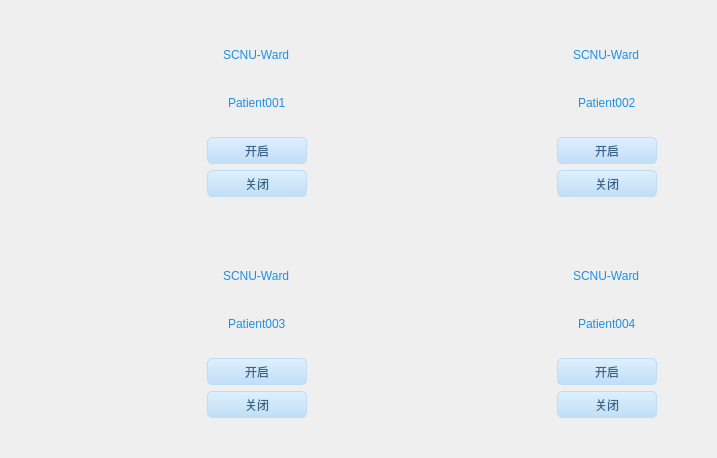
Before: the Qt Designer form maincontent/controlwidget/tablecontrol/tablewidget.ui in Stefan-China/SCNU-NuresManager, drawn with Qt 5.
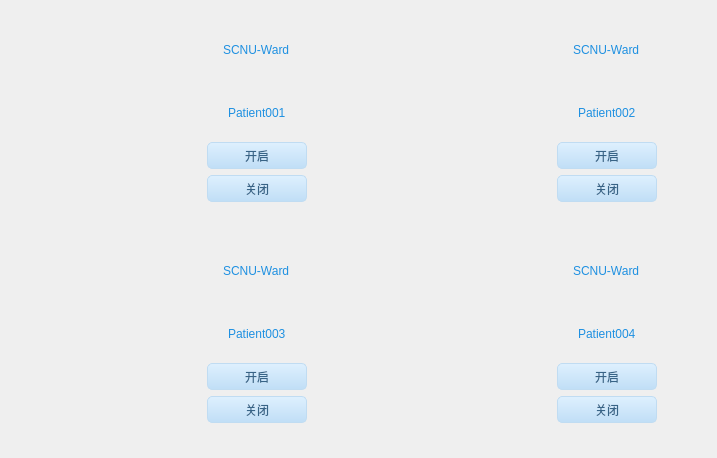
After: the same form once the commit is applied. Icons and pictures are not drawn.

Diff of the .ui file:
```diff
--- a/maincontent/controlwidget/tablecontrol/tablewidget.ui
+++ b/maincontent/controlwidget/tablecontrol/tablewidget.ui
@@ -41,8 +41,8 @@
       </item>
       <item row="0" column="3">
        <layout class="QGridLayout" name="gridLayout_8">
-        <item row="0" column="0">
-         <spacer name="verticalSpacer_13">
+        <item row="5" column="0">
+         <spacer name="verticalSpacer_3">
           <property name="orientation">
            <enum>Qt::Vertical</enum>
           </property>
@@ -54,38 +54,7 @@
           </property>
          </spacer>
         </item>
-        <item row="1" column="0" alignment="Qt::AlignHCenter">
-         <widget class="QLabel" name="label_7">
-          <property name="minimumSize">
-           <size>
-            <width>0</width>
-            <height>30</height>
-           </size>
-          </property>
-          <property name="styleSheet">
-           <string notr="true">
-font: 14pt &quot;Times New Roman&quot;;
-color: rgb(30, 144, 225);</string>
-          </property>
-          <property name="text">
-           <string>SCNU-Ward</string>
-          </property>
-         </widget>
-        </item>
         <item row="7" column="0">
-         <spacer name="verticalSpacer_15">
-          <property name="orientation">
-           <enum>Qt::Vertical</enum>
-          </property>
-          <property name="sizeHint" stdset="0">
-           <size>
-            <width>20</width>
-            <height>40</height>
-           </size>
-          </property>
-         </spacer>
-        </item>
-        <item row="6" column="0">
          <widget class="QPushButton" name="LightSwitch_3">
           <property name="sizePolicy">
            <sizepolicy hsizetype="Preferred" vsizetype="Preferred">
@@ -142,7 +111,7 @@
           </property>
          </spacer>
         </item>
-        <item row="3" column="0" alignment="Qt::AlignHCenter">
+        <item row="4" column="0" alignment="Qt::AlignHCenter">
          <widget class="QLabel" name="label_8">
           <property name="minimumSize">
            <size>
@@ -159,8 +128,8 @@
           </property>
          </widget>
         </item>
-        <item row="4" column="0">
-         <spacer name="verticalSpacer_3">
+        <item row="8" column="0">
+         <spacer name="verticalSpacer_15">
           <property name="orientation">
            <enum>Qt::Vertical</enum>
           </property>
@@ -172,7 +141,7 @@
           </property>
          </spacer>
         </item>
-        <item row="5" column="0">
+        <item row="6" column="0">
          <widget class="QPushButton" name="pushButton">
           <property name="styleSheet">
            <string notr="true">QPushButton,.QToolButton{
@@ -198,6 +167,44 @@
           </property>
          </widget>
         </item>
+        <item row="1" column="0" alignment="Qt::AlignHCenter">
+         <widget class="QLabel" name="label_7">
+          <property name="minimumSize">
+           <size>
+            <width>0</width>
+            <height>30</height>
+           </size>
+          </property>
+          <property name="styleSheet">
+           <string notr="true">
+font: 14pt &quot;Times New Roman&quot;;
+color: rgb(30, 144, 225);</string>
+          </property>
+          <property name="text">
+           <string>SCNU-Ward</string>
+          </property>
+         </widget>
+        </item>
+        <item row="0" column="0">
+         <spacer name="verticalSpacer_13">
+          <property name="orientation">
+           <enum>Qt::Vertical</enum>
+          </property>
+          <property name="sizeHint" stdset="0">
+           <size>
+            <width>20</width>
+            <height>40</height>
+           </size>
+          </property>
+         </spacer>
+        </item>
+        <item row="3" column="0">
+         <widget class="QLabel" name="battery_3">
+          <property name="text">
+           <string/>
+          </property>
+         </widget>
+        </item>
        </layout>
       </item>
       <item row="0" column="0">
@@ -234,7 +241,7 @@
          <string/>
         </property>
         <property name="pixmap">
-         <pixmap resource="../../../res.qrc">:/res/res/image/transfuse/transfuse_full.png</pixmap>
+         <pixmap resource="../../../res.qrc">:/res/res/image/transfuse/no_connect.png</pixmap>
         </property>
         <property name="scaledContents">
          <bool>true</bool>
@@ -287,7 +294,7 @@
          <string/>
         </property>
         <property name="pixmap">
-         <pixmap resource="../../../res.qrc">:/res/res/image/transfuse/transfuse_full.png</pixmap>
+         <pixmap resource="../../../res.qrc">:/res/res/image/transfuse/no_connect.png</pixmap>
         </property>
         <property name="scaledContents">
          <bool>true</bool>
@@ -296,19 +303,6 @@
       </item>
       <item row="0" column="3">
        <layout class="QGridLayout" name="gridLayout_9">
-        <item row="2" column="0">
-         <spacer name="verticalSpacer_17">
-          <property name="orientation">
-           <enum>Qt::Vertical</enum>
-          </property>
-          <property name="sizeHint" stdset="0">
-           <size>
-            <width>20</width>
-            <height>40</height>
-           </size>
-          </property>
-         </spacer>
-        </item>
         <item row="1" column="0" alignment="Qt::AlignHCenter">
          <widget class="QLabel" name="label_9">
           <property name="minimumSize">
@@ -326,8 +320,8 @@
           </property>
          </widget>
         </item>
-        <item row="0" column="0">
-         <spacer name="verticalSpacer_16">
+        <item row="2" column="0">
+         <spacer name="verticalSpacer_17">
           <property name="orientation">
            <enum>Qt::Vertical</enum>
           </property>
@@ -339,77 +333,7 @@
           </property>
          </spacer>
         </item>
-        <item row="7" column="0">
-         <spacer name="verticalSpacer_18">
-          <property name="orientation">
-           <enum>Qt::Vertical</enum>
-          </property>
-          <property name="sizeHint" stdset="0">
-           <size>
-            <width>20</width>
-            <height>40</height>
-           </size>
-          </property>
-         </spacer>
-        </item>
-        <item row="6" column="0">
-         <widget class="QPushButton" name="LightSwitch_4">
-          <property name="sizePolicy">
-           <sizepolicy hsizetype="Preferred" vsizetype="Preferred">
-            <horstretch>0</horstretch>
-            <verstretch>0</verstretch>
-           </sizepolicy>
-          </property>
-          <property name="minimumSize">
-           <size>
-            <width>100</width>
-            <height>27</height>
-           </size>
-          </property>
-          <property name="maximumSize">
-           <size>
-            <width>300</width>
-            <height>90</height>
-           </size>
-          </property>
-          <property name="styleSheet">
-           <string notr="true">QPushButton,.QToolButton{
-border-style:none;
-border:1px solid #C0DCF2;
-color:#386487;
-padding:5px;
-min-height:15px;
-border-radius:5px;
-background:qlineargradient(spread:pad,x1:0,y1:0,x2:0,y2:1,stop:0 #DEF0FE,stop:1 #C0DEF6);
-}
-
-QPushButton:hover,.QToolButton:hover{
-background:qlineargradient(spread:pad,x1:0,y1:0,x2:0,y2:1,stop:0 #F2F9FF,stop:1 #DAEFFF);
-}
-
-QPushButton:pressed,.QToolButton:pressed{
-background:qlineargradient(spread:pad,x1:0,y1:0,x2:0,y2:1,stop:0 #DEF0FE,stop:1 #C0DEF6);
-}</string>
-          </property>
-          <property name="text">
-           <string>关闭</string>
-          </property>
-         </widget>
-        </item>
-        <item row="4" column="0">
-         <spacer name="verticalSpacer_4">
-          <property name="orientation">
-           <enum>Qt::Vertical</enum>
-          </property>
-          <property name="sizeHint" stdset="0">
-           <size>
-            <width>20</width>
-            <height>40</height>
-           </size>
-          </property>
-         </spacer>
-        </item>
-        <item row="3" column="0" alignment="Qt::AlignHCenter">
+        <item row="4" column="0" alignment="Qt::AlignHCenter">
          <widget class="QLabel" name="label_10">
           <property name="minimumSize">
            <size>
@@ -426,7 +350,90 @@
           </property>
          </widget>
         </item>
+        <item row="7" column="0">
+         <widget class="QPushButton" name="LightSwitch_4">
+          <property name="sizePolicy">
+           <sizepolicy hsizetype="Preferred" vsizetype="Preferred">
+            <horstretch>0</horstretch>
+            <verstretch>0</verstretch>
+           </sizepolicy>
+          </property>
+          <property name="minimumSize">
+           <size>
+            <width>100</width>
+            <height>27</height>
+           </size>
+          </property>
+          <property name="maximumSize">
+           <size>
+            <width>300</width>
+            <height>90</height>
+           </size>
+          </property>
+          <property name="styleSheet">
+           <string notr="true">QPushButton,.QToolButton{
+border-style:none;
+border:1px solid #C0DCF2;
+color:#386487;
+padding:5px;
+min-height:15px;
+border-radius:5px;
+background:qlineargradient(spread:pad,x1:0,y1:0,x2:0,y2:1,stop:0 #DEF0FE,stop:1 #C0DEF6);
+}
+
+QPushButton:hover,.QToolButton:hover{
+background:qlineargradient(spread:pad,x1:0,y1:0,x2:0,y2:1,stop:0 #F2F9FF,stop:1 #DAEFFF);
+}
+
+QPushButton:pressed,.QToolButton:pressed{
+background:qlineargradient(spread:pad,x1:0,y1:0,x2:0,y2:1,stop:0 #DEF0FE,stop:1 #C0DEF6);
+}</string>
+          </property>
+          <property name="text">
+           <string>关闭</string>
+          </property>
+         </widget>
+        </item>
         <item row="5" column="0">
+         <spacer name="verticalSpacer_4">
+          <property name="orientation">
+           <enum>Qt::Vertical</enum>
+          </property>
+          <property name="sizeHint" stdset="0">
+           <size>
+            <width>20</width>
+            <height>40</height>
+           </size>
+          </property>
+         </spacer>
+        </item>
+        <item row="8" column="0">
+         <spacer name="verticalSpacer_18">
+          <property name="orientation">
+           <enum>Qt::Vertical</enum>
+          </property>
+          <property name="sizeHint" stdset="0">
+           <size>
+            <width>20</width>
+            <height>40</height>
+           </size>
+          </property>
+         </spacer>
+        </item>
+        <item row="0" column="0">
+         <spacer name="verticalSpacer_16">
+          <property name="orientation">
+           <enum>Qt::Vertical</enum>
+          </property>
+          <property name="sizeHint" stdset="0">
+           <size>
+            <width>20</width>
+            <height>40</height>
+           </size>
+          </property>
+         </spacer>
+        </item>
+        <item row="6" column="0">
          <widget class="QPushButton" name="pushButton_2">
           <property name="styleSheet">
            <string notr="true">QPushButton,.QToolButton{
@@ -452,6 +459,13 @@
           </property>
          </widget>
         </item>
+        <item row="3" column="0">
+         <widget class="QLabel" name="battery_4">
+          <property name="text">
+           <string/>
+          </property>
+         </widget>
+        </item>
        </layout>
       </item>
       <item row="0" column="2">
@@ -520,23 +534,6 @@
       </item>
       <item row="0" column="3">
        <layout class="QGridLayout" name="gridLayout_7">
-        <item row="1" column="0" alignment="Qt::AlignHCenter">
-         <widget class="QLabel" name="label_4">
-          <property name="minimumSize">
-           <size>
-            <width>0</width>
-            <height>30</height>
-           </size>
-          </property>
-          <property name="styleSheet">
-           <string notr="true">font: 14pt &quot;Times New Roman&quot;;
-color: rgb(30, 144, 225);</string>
-          </property>
-          <property name="text">
-           <string>SCNU-Ward</string>
-          </property>
-         </widget>
-        </item>
         <item row="0" column="0">
          <spacer name="verticalSpacer_10">
           <property name="orientation">
@@ -550,7 +547,7 @@
           </property>
          </spacer>
         </item>
-        <item row="3" column="0" alignment="Qt::AlignHCenter|Qt::AlignVCenter">
+        <item row="4" column="0" alignment="Qt::AlignHCenter|Qt::AlignVCenter">
          <widget class="QLabel" name="label_6">
           <property name="minimumSize">
            <size>
@@ -568,6 +565,23 @@
           </property>
          </widget>
         </item>
+        <item row="1" column="0" alignment="Qt::AlignHCenter">
+         <widget class="QLabel" name="label_4">
+          <property name="minimumSize">
+           <size>
+            <width>0</width>
+            <height>30</height>
+           </size>
+          </property>
+          <property name="styleSheet">
+           <string notr="true">font: 14pt &quot;Times New Roman&quot;;
+color: rgb(30, 144, 225);</string>
+          </property>
+          <property name="text">
+           <string>SCNU-Ward</string>
+          </property>
+         </widget>
+        </item>
         <item row="2" column="0">
          <spacer name="verticalSpacer_11">
           <property name="orientation">
@@ -581,64 +595,7 @@
           </property>
          </spacer>
         </item>
-        <item row="6" column="0">
-         <widget class="QPushButton" name="SY_Second">
-          <property name="sizePolicy">
-           <sizepolicy hsizetype="Preferred" vsizetype="Preferred">
-            <horstretch>0</horstretch>
-            <verstretch>0</verstretch>
-           </sizepolicy>
-          </property>
-          <property name="minimumSize">
-           <size>
-            <width>100</width>
-            <height>27</height>
-           </size>
-          </property>
-          <property name="maximumSize">
-           <size>
-            <width>300</width>
-            <height>90</height>
-           </size>
-          </property>
-          <property name="styleSheet">
-           <string notr="true">QPushButton,.QToolButton{
-border-style:none;
-border:1px solid #C0DCF2;
-color:#386487;
-padding:5px;
-min-height:15px;
-border-radius:5px;
-background:qlineargradient(spread:pad,x1:0,y1:0,x2:0,y2:1,stop:0 #DEF0FE,stop:1 #C0DEF6);
-}
-
-QPushButton:hover,.QToolButton:hover{
-background:qlineargradient(spread:pad,x1:0,y1:0,x2:0,y2:1,stop:0 #F2F9FF,stop:1 #DAEFFF);
-}
-
-QPushButton:pressed,.QToolButton:pressed{
-background:qlineargradient(spread:pad,x1:0,y1:0,x2:0,y2:1,stop:0 #DEF0FE,stop:1 #C0DEF6);
-}</string>
-          </property>
-          <property name="text">
-           <string>关闭</string>
-          </property>
-         </widget>
-        </item>
-        <item row="4" column="0">
-         <spacer name="verticalSpacer_2">
-          <property name="orientation">
-           <enum>Qt::Vertical</enum>
-          </property>
-          <property name="sizeHint" stdset="0">
-           <size>
-            <width>20</width>
-            <height>40</height>
-           </size>
-          </property>
-         </spacer>
-        </item>
-        <item row="7" column="0">
+        <item row="8" column="0">
          <spacer name="verticalSpacer_12">
           <property name="orientation">
            <enum>Qt::Vertical</enum>
@@ -651,7 +608,7 @@
           </property>
          </spacer>
         </item>
-        <item row="5" column="0">
+        <item row="6" column="0">
          <widget class="QPushButton" name="pushButton_4">
           <property name="styleSheet">
            <string notr="true">QPushButton,.QToolButton{
@@ -677,6 +634,70 @@
           </property>
          </widget>
         </item>
+        <item row="5" column="0">
+         <spacer name="verticalSpacer_2">
+          <property name="orientation">
+           <enum>Qt::Vertical</enum>
+          </property>
+          <property name="sizeHint" stdset="0">
+           <size>
+            <width>20</width>
+            <height>40</height>
+           </size>
+          </property>
+         </spacer>
+        </item>
+        <item row="7" column="0">
+         <widget class="QPushButton" name="SY_Second">
+          <property name="sizePolicy">
+           <sizepolicy hsizetype="Preferred" vsizetype="Preferred">
+            <horstretch>0</horstretch>
+            <verstretch>0</verstretch>
+           </sizepolicy>
+          </property>
+          <property name="minimumSize">
+           <size>
+            <width>100</width>
+            <height>27</height>
+           </size>
+          </property>
+          <property name="maximumSize">
+           <size>
+            <width>300</width>
+            <height>90</height>
+           </size>
+          </property>
+          <property name="styleSheet">
+           <string notr="true">QPushButton,.QToolButton{
+border-style:none;
+border:1px solid #C0DCF2;
+color:#386487;
+padding:5px;
+min-height:15px;
+border-radius:5px;
+background:qlineargradient(spread:pad,x1:0,y1:0,x2:0,y2:1,stop:0 #DEF0FE,stop:1 #C0DEF6);
+}
+
+QPushButton:hover,.QToolButton:hover{
+background:qlineargradient(spread:pad,x1:0,y1:0,x2:0,y2:1,stop:0 #F2F9FF,stop:1 #DAEFFF);
+}
+
+QPushButton:pressed,.QToolButton:pressed{
+background:qlineargradient(spread:pad,x1:0,y1:0,x2:0,y2:1,stop:0 #DEF0FE,stop:1 #C0DEF6);
+}</string>
+          </property>
+          <property name="text">
+           <string>关闭</string>
+          </property>
+         </widget>
+        </item>
+        <item row="3" column="0">
+         <widget class="QLabel" name="battery_2">
+          <property name="text">
+           <string/>
+          </property>
+         </widget>
+        </item>
        </layout>
       </item>
       <item row="0" column="1">
@@ -700,7 +721,7 @@
          <string/>
         </property>
         <property name="pixmap">
-         <pixmap resource="../../../res.qrc">:/res/res/image/transfuse/transfuse_full.png</pixmap>
+         <pixmap resource="../../../res.qrc">:/res/res/image/transfuse/no_connect.png</pixmap>
         </property>
         <property name="scaledContents">
          <bool>true</bool>
@@ -788,70 +809,8 @@
       </item>
       <item row="0" column="3">
        <layout class="QGridLayout" name="gridLayout_5">
-        <item row="1" column="0" alignment="Qt::AlignHCenter">
-         <widget class="QLabel" name="label_3">
-          <property name="minimumSize">
-           <size>
-            <width>0</width>
-            <height>30</height>
-           </size>
-          </property>
-          <property name="styleSheet">
-           <string notr="true">
-font: 14pt &quot;Times New Roman&quot;;
-color: rgb(30, 144, 225);</string>
-          </property>
-          <property name="text">
-           <string>SCNU-Ward</string>
-          </property>
-         </widget>
-        </item>
-        <item row="0" column="0">
-         <spacer name="verticalSpacer_9">
-          <property name="orientation">
-           <enum>Qt::Vertical</enum>
-          </property>
-          <property name="sizeHint" stdset="0">
-           <size>
-            <width>20</width>
-            <height>40</height>
-           </size>
-          </property>
-         </spacer>
-        </item>
-        <item row="2" column="0">
-         <spacer name="verticalSpacer_8">
-          <property name="orientation">
-           <enum>Qt::Vertical</enum>
-          </property>
-          <property name="sizeHint" stdset="0">
-           <size>
-            <width>20</width>
-            <height>40</height>
-           </size>
-          </property>
-         </spacer>
-        </item>
         <item row="6" column="0">
-         <widget class="QPushButton" name="LightSwitch">
-          <property name="sizePolicy">
-           <sizepolicy hsizetype="Preferred" vsizetype="Preferred">
-            <horstretch>0</horstretch>
-            <verstretch>0</verstretch>
-           </sizepolicy>
-          </property>
-          <property name="minimumSize">
-           <size>
-            <width>100</width>
-            <height>27</height>
-           </size>
-          </property>
-          <property name="maximumSize">
-           <size>
-            <width>300</width>
-            <height>90</height>
-           </size>
-          </property>
+         <widget class="QPushButton" name="open">
           <property name="styleSheet">
            <string notr="true">QPushButton,.QToolButton{
 border-style:none;
@@ -872,37 +831,11 @@
 }</string>
           </property>
           <property name="text">
-           <string>关闭</string>
+           <string>开启</string>
           </property>
          </widget>
         </item>
-        <item row="7" column="0">
-         <spacer name="verticalSpacer_7">
-          <property name="orientation">
-           <enum>Qt::Vertical</enum>
-          </property>
-          <property name="sizeHint" stdset="0">
-           <size>
-            <width>20</width>
-            <height>40</height>
-           </size>
-          </property>
-         </spacer>
-        </item>
-        <item row="4" column="0">
-         <spacer name="verticalSpacer">
-          <property name="orientation">
-           <enum>Qt::Vertical</enum>
-          </property>
-          <property name="sizeHint" stdset="0">
-           <size>
-            <width>20</width>
-            <height>40</height>
-           </size>
-          </property>
-         </spacer>
-        </item>
-        <item row="3" column="0" alignment="Qt::AlignHCenter">
+        <item row="4" column="0" alignment="Qt::AlignHCenter">
          <widget class="QLabel" name="label_5">
           <property name="minimumSize">
            <size>
@@ -921,7 +854,82 @@
          </widget>
         </item>
         <item row="5" column="0">
-         <widget class="QPushButton" name="pushButton_3">
+         <spacer name="verticalSpacer">
+          <property name="orientation">
+           <enum>Qt::Vertical</enum>
+          </property>
+          <property name="sizeHint" stdset="0">
+           <size>
+            <width>20</width>
+            <height>40</height>
+           </size>
+          </property>
+         </spacer>
+        </item>
+        <item row="1" column="0" alignment="Qt::AlignHCenter">
+         <widget class="QLabel" name="label_3">
+          <property name="minimumSize">
+           <size>
+            <width>0</width>
+            <height>30</height>
+           </size>
+          </property>
+          <property name="styleSheet">
+           <string notr="true">
+font: 14pt &quot;Times New Roman&quot;;
+color: rgb(30, 144, 225);</string>
+          </property>
+          <property name="text">
+           <string>SCNU-Ward</string>
+          </property>
+         </widget>
+        </item>
+        <item row="2" column="0">
+         <spacer name="verticalSpacer_8">
+          <property name="orientation">
+           <enum>Qt::Vertical</enum>
+          </property>
+          <property name="sizeHint" stdset="0">
+           <size>
+            <width>20</width>
+            <height>40</height>
+           </size>
+          </property>
+         </spacer>
+        </item>
+        <item row="0" column="0">
+         <spacer name="verticalSpacer_9">
+          <property name="orientation">
+           <enum>Qt::Vertical</enum>
+          </property>
+          <property name="sizeHint" stdset="0">
+           <size>
+            <width>20</width>
+            <height>40</height>
+           </size>
+          </property>
+         </spacer>
+        </item>
+        <item row="7" column="0">
+         <widget class="QPushButton" name="lock">
+          <property name="sizePolicy">
+           <sizepolicy hsizetype="Preferred" vsizetype="Preferred">
+            <horstretch>0</horstretch>
+            <verstretch>0</verstretch>
+           </sizepolicy>
+          </property>
+          <property name="minimumSize">
+           <size>
+            <width>100</width>
+            <height>27</height>
+           </size>
+          </property>
+          <property name="maximumSize">
+           <size>
+            <width>300</width>
+            <height>90</height>
+           </size>
+          </property>
           <property name="styleSheet">
            <string notr="true">QPushButton,.QToolButton{
 border-style:none;
@@ -942,7 +950,27 @@
 }</string>
           </property>
           <property name="text">
-           <string>开启</string>
+           <string>关闭</string>
+          </property>
+         </widget>
+        </item>
+        <item row="8" column="0">
+         <spacer name="verticalSpacer_7">
+          <property name="orientation">
+           <enum>Qt::Vertical</enum>
+          </property>
+          <property name="sizeHint" stdset="0">
+           <size>
+            <width>20</width>
+            <height>40</height>
+           </size>
+          </property>
+         </spacer>
+        </item>
+        <item row="3" column="0">
+         <widget class="QLabel" name="battery">
+          <property name="text">
+           <string/>
           </property>
          </widget>
         </item>
```
